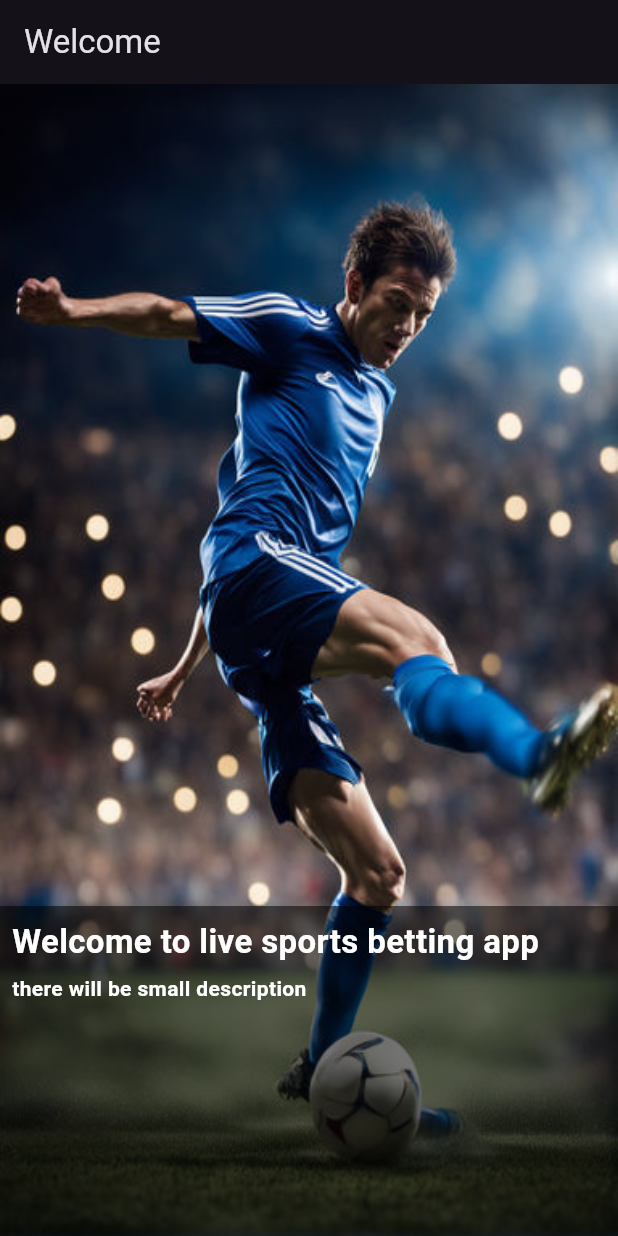
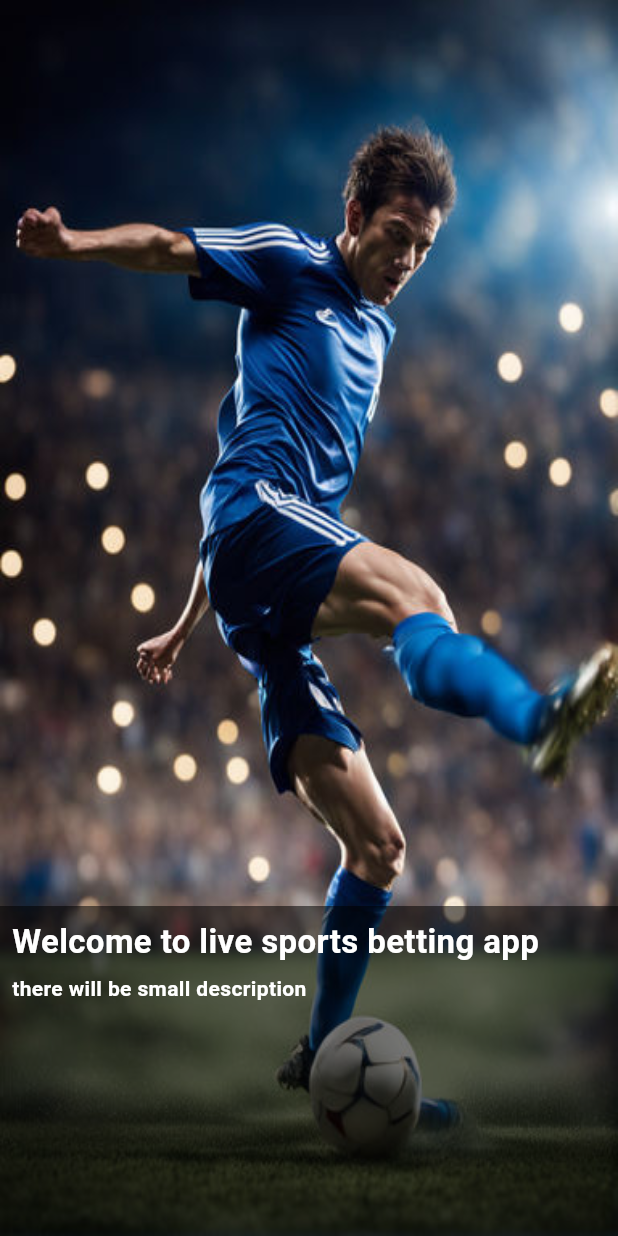
Before and after one commit to FalgunT/SportsCommunityApp, a Flutter app: the screen it shows after launch, on a phone screen of 412 x 824 dp. Run offline on Flutter 3.47's test engine with Material 3 defaults, Android fonts, the phone set to English and light mode, and no system bars; our stand-ins replace flutter_native_splash, get, sqflite; accounts and stored records are empty.

Commit message:
remove app bar from intro

```diff
--- a/lib/app/modules/welcome/WelcomeView.dart
+++ b/lib/app/modules/welcome/WelcomeView.dart
@@ -1,12 +1,7 @@
 import 'package:flutter/cupertino.dart';
 import 'package:flutter/material.dart';
-import 'package:get/get_state_manager/src/rx_flutter/rx_obx_widget.dart';
 import 'package:sportcommunityapp/app/modules/welcome/WelcomeViewModel.dart';
-import 'package:sportcommunityapp/app/theme/ProjectTheme.dart';
-
 import '../../core/BaseView.dart';
-import '../../core/paging_view.dart';
-import '../home/Listitem.dart';
 
 class WelcomeView extends BaseView<WelcomeViewModel> {
   WelcomeView() {
@@ -15,9 +10,10 @@ class WelcomeView extends BaseView<WelcomeViewModel> {
 
   @override
   PreferredSizeWidget? appBar(BuildContext context) {
-    return AppBar(
+  /*  return AppBar(
       title: Text('Welcome'),
-    );
+    );*/
+    return null;
   }
 
   @override
```
